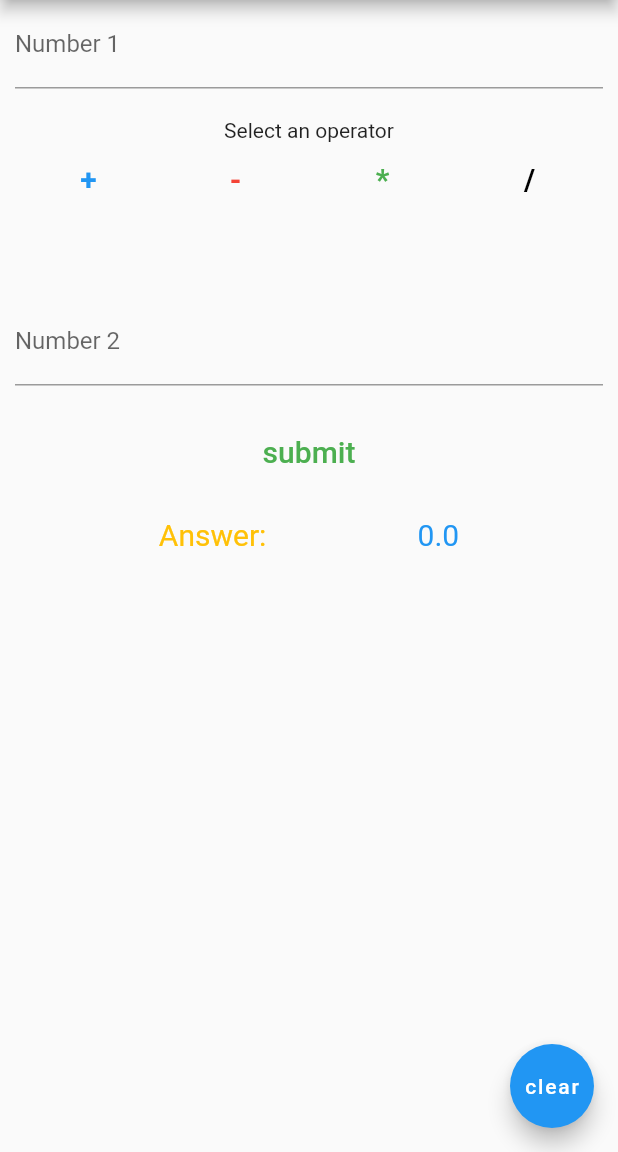
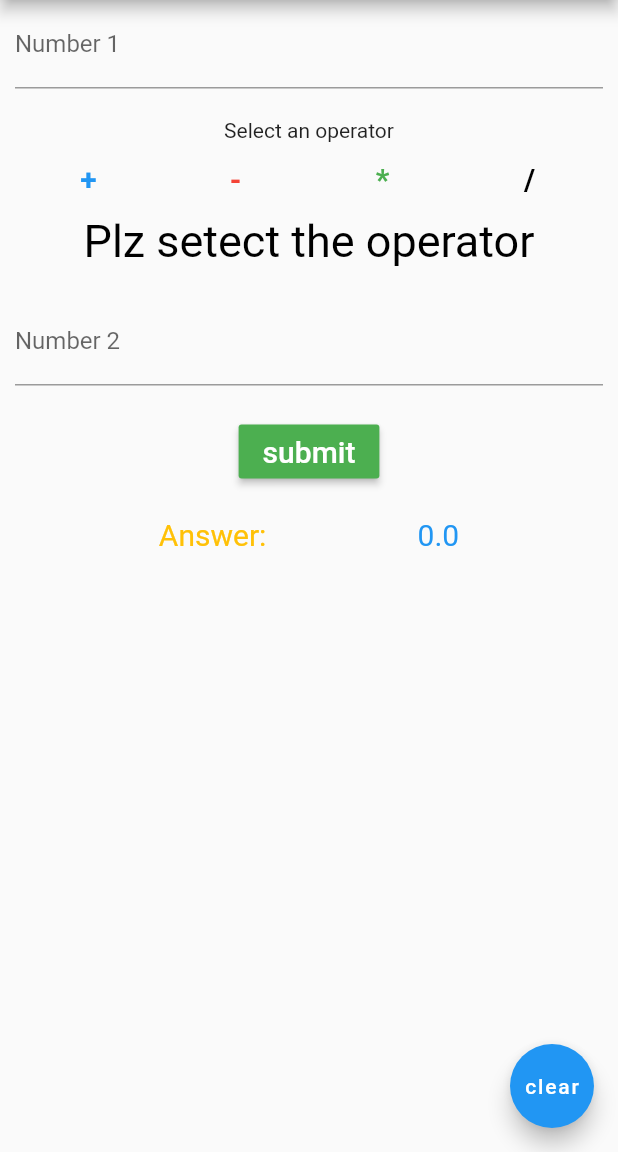
Before and after one commit to chaudharyniraj/Flutter_demo, a Flutter app: the screen it shows after launch, after a tap on "submit", on a phone screen of 412 x 824 dp, the part 84-1236 px from its top. Run offline on Flutter 3.47's test engine with Material 2 defaults, Android fonts, the phone set to English and light mode, and no system bars.

Commit message:
check operator

```diff
--- a/Flutter/calculator/calculator_demo_app/lib/Calclulation/Logic/Logic.dart
+++ b/Flutter/calculator/calculator_demo_app/lib/Calclulation/Logic/Logic.dart
@@ -12,4 +12,11 @@ class Logic {
     }
     return result;
   }
+
+  String checkOperator(operator) {
+    if (operator == "") {
+      operator = "Plz setect the operator";
+    }
+    return operator;
+  }
 }
--- a/Flutter/calculator/calculator_demo_app/lib/Calclulation/calculation_screenUI.dart
+++ b/Flutter/calculator/calculator_demo_app/lib/Calclulation/calculation_screenUI.dart
@@ -3,7 +3,6 @@ import 'package:flutter/material.dart';
 
 class Calculation extends StatefulWidget {
   const Calculation({Key? key}) : super(key: key);
-
   @override
   _CalculationState createState() => _CalculationState();
 }
@@ -143,17 +142,22 @@ class _CalculationState extends State<Calculation> {
   }
 
   Widget submitButton() {
-    return TextButton(
+    return MaterialButton(
+        color: Colors.green,
+        textColor: Colors.white,
         onPressed: () {
           setState(() {
             result = result;
+            operator = operator;
           });
           result = Logic().calculation(firstNumber, secondNumber, operator);
+          operator = Logic().checkOperator(operator);
         },
-        autofocus: true,
         child: const Text(
           'submit',
-          style: TextStyle(fontSize: 20, color: Colors.green),
+          style: TextStyle(
+            fontSize: 20,
+          ),
         ));
   }
 
--- a/Flutter/calculator/calculator_demo_app/lib/main.dart
+++ b/Flutter/calculator/calculator_demo_app/lib/main.dart
@@ -11,6 +11,7 @@ class MyApp extends StatelessWidget {
   @override
   Widget build(BuildContext context) {
     return MaterialApp(
+      debugShowCheckedModeBanner: false,
       theme: ThemeData(
         primarySwatch: Colors.blue,
       ),
```
